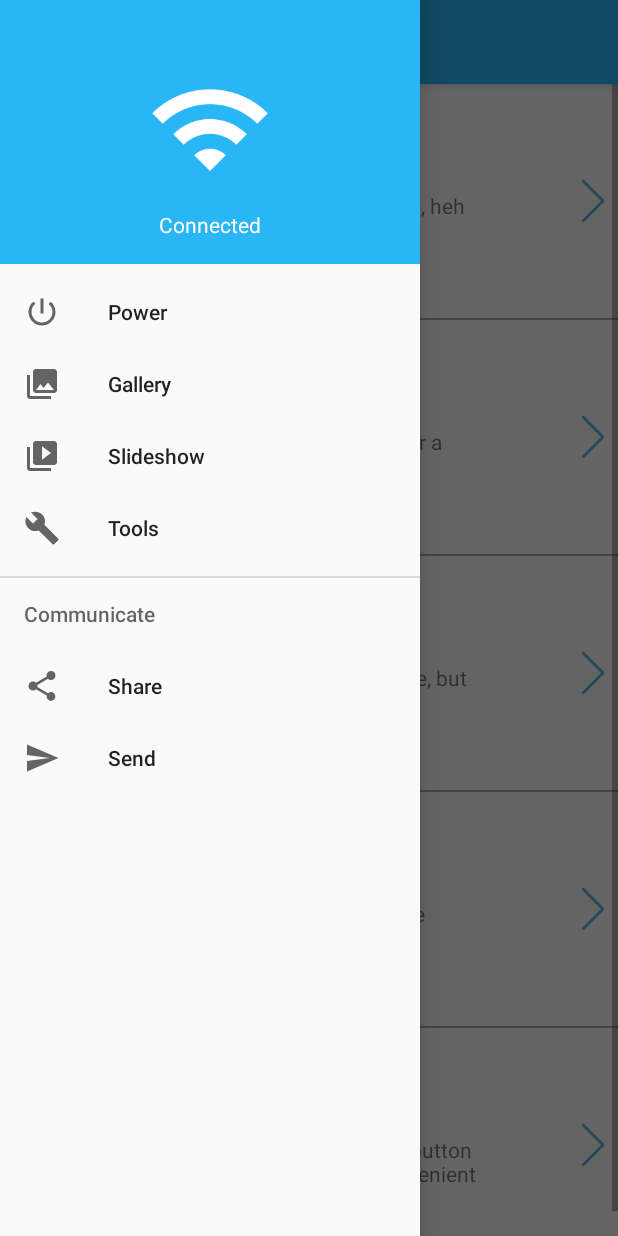
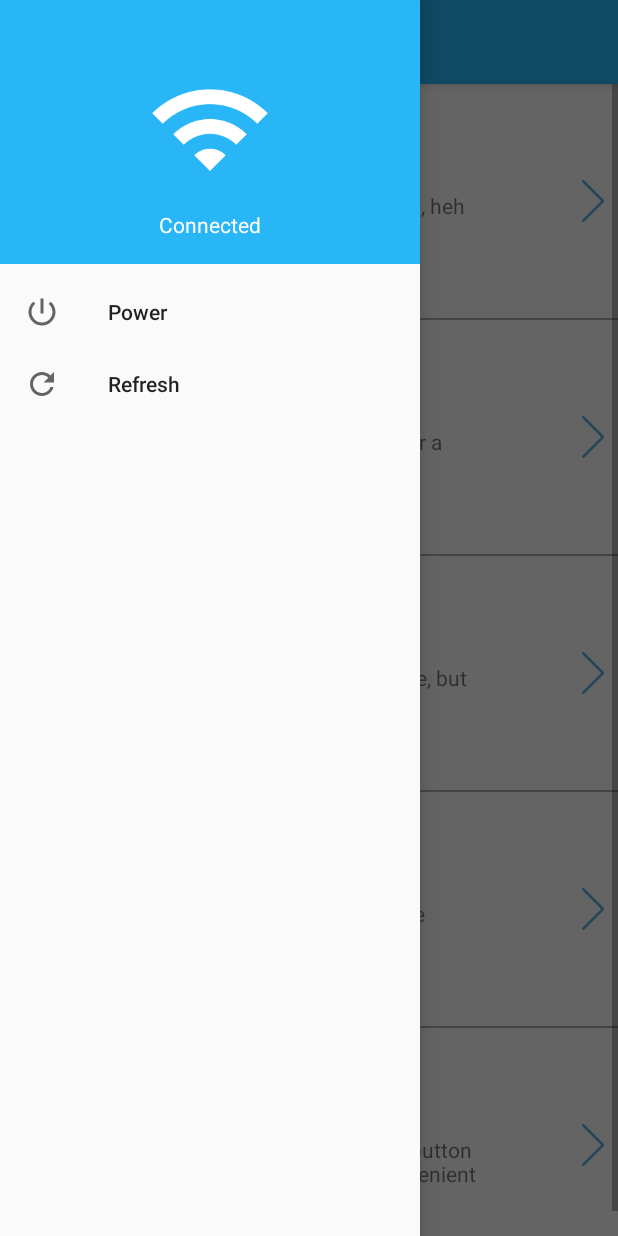
Before and after one commit to amaze37/espcoffee, an Android app: the screen it shows after launch (MainActivity), with the side drawer open, on a phone screen of 412 x 824 dp. Run offline under Robolectric (Android 15) with nearby library versions, the phone set to English and light mode, and no system bars.

Commit message:
-добавление таймера по нажатию кнопки -новые картинки -правка strings, colors, styles -перерисованы activity

```diff
--- a/app/src/main/res/drawable/background_splashscreen.xml
+++ b/app/src/main/res/drawable/background_splashscreen.xml
@@ -1,11 +1,11 @@
 <?xml version="1.0" encoding="utf-8"?>
 <layer-list xmlns:android="http://schemas.android.com/apk/res/android">
 
-    <item android:drawable="@color/splashBackgroundColor" android:gravity="fill"/>
+    <item android:drawable="@color/White" android:gravity="fill"/>
     <item>
         <bitmap
             android:gravity="center"
-            android:src="@drawable/icon_app"/>
+            android:src="@drawable/logo_dl2"/>
     </item>
 
 </layer-list>
--- a/app/src/main/res/drawable/ic_menu_gallery.xml
+++ /dev/null
@@ -1,9 +0,0 @@
-<vector xmlns:android="http://schemas.android.com/apk/res/android"
-    android:width="24dp"
-    android:height="24dp"
-    android:viewportWidth="24.0"
-    android:viewportHeight="24.0">
-    <path
-        android:fillColor="#FF000000"
-        android:pathData="M22,16V4c0,-1.1 -0.9,-2 -2,-2H8c-1.1,0 -2,0.9 -2,2v12c0,1.1 0.9,2 2,2h12c1.1,0 2,-0.9 2,-2zm-11,-4l2.03,2.71L16,11l4,5H8l3,-4zM2,6v14c0,1.1 0.9,2 2,2h14v-2H4V6H2z" />
-</vector>
--- a/app/src/main/res/drawable/ic_menu_manage.xml
+++ /dev/null
@@ -1,9 +0,0 @@
-<vector xmlns:android="http://schemas.android.com/apk/res/android"
-    android:width="24dp"
-    android:height="24dp"
-    android:viewportWidth="24.0"
-    android:viewportHeight="24.0">
-    <path
-        android:fillColor="#FF000000"
-        android:pathData="M22.7,19l-9.1,-9.1c0.9,-2.3 0.4,-5 -1.5,-6.9 -2,-2 -5,-2.4 -7.4,-1.3L9,6 6,9 1.6,4.7C0.4,7.1 0.9,10.1 2.9,12.1c1.9,1.9 4.6,2.4 6.9,1.5l9.1,9.1c0.4,0.4 1,0.4 1.4,0l2.3,-2.3c0.5,-0.4 0.5,-1.1 0.1,-1.4z" />
-</vector>
--- /dev/null
+++ b/app/src/main/res/drawable/ic_menu_refresh.xml
@@ -0,0 +1,9 @@
+<vector xmlns:android="http://schemas.android.com/apk/res/android"
+        android:width="24dp"
+        android:height="24dp"
+        android:viewportWidth="24.0"
+        android:viewportHeight="24.0">
+    <path
+        android:fillColor="#FF000000"
+        android:pathData="M17.65,6.35C16.2,4.9 14.21,4 12,4c-4.42,0 -7.99,3.58 -7.99,8s3.57,8 7.99,8c3.73,0 6.84,-2.55 7.73,-6h-2.08c-0.82,2.33 -3.04,4 -5.65,4 -3.31,0 -6,-2.69 -6,-6s2.69,-6 6,-6c1.66,0 3.14,0.69 4.22,1.78L13,11h7V4l-2.35,2.35z"/>
+</vector>
--- a/app/src/main/res/drawable/ic_menu_send.xml
+++ /dev/null
@@ -1,9 +0,0 @@
-<vector xmlns:android="http://schemas.android.com/apk/res/android"
-    android:width="24dp"
-    android:height="24dp"
-    android:viewportWidth="24.0"
-    android:viewportHeight="24.0">
-    <path
-        android:fillColor="#FF000000"
-        android:pathData="M2.01,21L23,12 2.01,3 2,10l15,2 -15,2z" />
-</vector>
--- a/app/src/main/res/drawable/ic_menu_share.xml
+++ /dev/null
@@ -1,9 +0,0 @@
-<vector xmlns:android="http://schemas.android.com/apk/res/android"
-    android:width="24dp"
-    android:height="24dp"
-    android:viewportWidth="24.0"
-    android:viewportHeight="24.0">
-    <path
-        android:fillColor="#FF000000"
-        android:pathData="M18,16.08c-0.76,0 -1.44,0.3 -1.96,0.77L8.91,12.7c0.05,-0.23 0.09,-0.46 0.09,-0.7s-0.04,-0.47 -0.09,-0.7l7.05,-4.11c0.54,0.5 1.25,0.81 2.04,0.81 1.66,0 3,-1.34 3,-3s-1.34,-3 -3,-3 -3,1.34 -3,3c0,0.24 0.04,0.47 0.09,0.7L8.04,9.81C7.5,9.31 6.79,9 6,9c-1.66,0 -3,1.34 -3,3s1.34,3 3,3c0.79,0 1.5,-0.31 2.04,-0.81l7.12,4.16c-0.05,0.21 -0.08,0.43 -0.08,0.65 0,1.61 1.31,2.92 2.92,2.92 1.61,0 2.92,-1.31 2.92,-2.92s-1.31,-2.92 -2.92,-2.92z" />
-</vector>
--- a/app/src/main/res/drawable/ic_menu_slideshow.xml
+++ /dev/null
@@ -1,9 +0,0 @@
-<vector xmlns:android="http://schemas.android.com/apk/res/android"
-    android:width="24dp"
-    android:height="24dp"
-    android:viewportWidth="24.0"
-    android:viewportHeight="24.0">
-    <path
-        android:fillColor="#FF000000"
-        android:pathData="M4,6H2v14c0,1.1 0.9,2 2,2h14v-2H4V6zm16,-4H8c-1.1,0 -2,0.9 -2,2v12c0,1.1 0.9,2 2,2h12c1.1,0 2,-0.9 2,-2V4c0,-1.1 -0.9,-2 -2,-2zm-8,12.5v-9l6,4.5 -6,4.5z" />
-</vector>
--- a/app/src/main/res/layout/nav_header_main.xml
+++ b/app/src/main/res/layout/nav_header_main.xml
@@ -39,7 +39,7 @@
             android:paddingTop="@dimen/nav_header_vertical_spacing"
             android:text="@string/nav_header_wifi_connected"
             android:textAppearance="@style/TextAppearance.AppCompat.Body1"
-            android:textColor="@color/colorText"
+            android:textColor="@color/White"
             app:layout_constraintEnd_toEndOf="parent"
             app:layout_constraintStart_toStartOf="parent"
             app:layout_constraintTop_toBottomOf="@+id/imageView" />
--- a/app/src/main/res/menu/activity_main_drawer.xml
+++ b/app/src/main/res/menu/activity_main_drawer.xml
@@ -3,36 +3,15 @@
     xmlns:tools="http://schemas.android.com/tools"
     tools:showIn="navigation_view">
 
-    <group android:checkableBehavior="single">
+    <group>
         <item
-            android:id="@+id/nav_home"
-            android:icon="@drawable/ic_power_settings"
-            android:title="@string/menu_home" />
+            android:id="@+id/nav_power"
+            android:icon="@drawable/ic_menu_power"
+            android:title="@string/menu_power" />
         <item
-            android:id="@+id/nav_gallery"
-            android:icon="@drawable/ic_menu_gallery"
-            android:title="@string/menu_gallery" />
-        <item
-            android:id="@+id/nav_slideshow"
-            android:icon="@drawable/ic_menu_slideshow"
-            android:title="@string/menu_slideshow" />
-        <item
-            android:id="@+id/nav_tools"
-            android:icon="@drawable/ic_menu_manage"
-            android:title="@string/menu_tools" />
+            android:id="@+id/nav_refresh"
+            android:icon="@drawable/ic_menu_refresh"
+            android:title="@string/menu_refresh" />
     </group>
 
-    <item android:title="Communicate">
-        <menu>
-            <item
-                android:id="@+id/nav_share"
-                android:icon="@drawable/ic_menu_share"
-                android:title="@string/menu_share" />
-            <item
-                android:id="@+id/nav_send"
-                android:icon="@drawable/ic_menu_send"
-                android:title="@string/menu_send" />
-        </menu>
-    </item>
-
 </menu>
--- a/app/src/main/res/values/colors.xml
+++ b/app/src/main/res/values/colors.xml
@@ -8,5 +8,5 @@
     <color name="nameCoffee">#000000</color>
     <color name="splashBackgroundColor">#0B294D</color>
     <color name="navigationBarColorSplash">#0B294D</color>
-    <color name="colorText">#FFFFFF</color>
+    <color name="White">#FFFFFF</color>
 </resources>
--- a/app/src/main/res/values/strings.xml
+++ b/app/src/main/res/values/strings.xml
@@ -10,26 +10,21 @@
     <string name="americano_info">just a cup of coffee</string>
     <string name="americano2x">Double americano</string>
     <string name="americano2x_info">the most popular button in the most inconvenient place</string>
-    <string name="start">Start</string>
+
     <string name="cappucino_beverage_info">One portion of espresso with an equal amount of milk with milk foam of maximum volume, 80 ml.</string>
     <string name="espresso_beverage_info">Coffee according to a true Italian recipe, served in small cups, 40 ml.</string>
     <string name="espresso2x_beverage_info">Italian espresso with 2 cups or a double portion of drink, 85ml</string>
     <string name="americano_beverage_info">Coffee according to a special recipe, brewed at a lower pressure to get a delicate aroma and taste, for coffee lovers using the drip method, ?ml.</string>
     <string name="americano2x_beverage_info">Coffee according to a special recipe, brewed at a lower pressure to get a delicate aroma and taste, for coffee lovers using the drip method, ??ml.</string>
-    <string name="beverage_label">Coffee</string>
 
-    <string name="title_activity_main2">Main2Activity</string>
     <string name="navigation_drawer_open">Open navigation drawer</string>
     <string name="navigation_drawer_close">Close navigation drawer</string>
     <string name="nav_header_wifi_connected">Connected</string>
     <string name="nav_header_wifi_no_connect">No connection</string>
-    <string name="nav_header_subtitle">android.studio@android.com</string>
-    <string name="nav_header_desc">Navigation header</string>
 
-    <string name="menu_home">Power</string>
-    <string name="menu_gallery">Gallery</string>
-    <string name="menu_slideshow">Slideshow</string>
-    <string name="menu_tools">Tools</string>
-    <string name="menu_share">Share</string>
-    <string name="menu_send">Send</string>
+    <string name="menu_power">Power</string>
+    <string name="menu_refresh">Refresh</string>
+
+    <string name="start">Start</string>
+    <string name="stop">Stop</string>
 </resources>
--- a/app/src/main/res/values/styles.xml
+++ b/app/src/main/res/values/styles.xml
@@ -14,8 +14,8 @@
     </style>
 
     <style name="AppTheme.Launcher" parent="Theme.AppCompat">
+        <item name="colorPrimaryDark">@color/colorPrimaryDark</item>
         <item name="android:windowBackground">@drawable/background_splashscreen</item>
-        <item name="android:navigationBarColor">@color/navigationBarColorSplash</item>
     </style>
 
     <style name="AppTheme.NoActionBar">
```
Also changed, not shown: app/src/main/java/com/example/espcoffee/BeverageActivity.java (+42 -8 lines), app/src/main/java/com/example/espcoffee/MainActivity.java (+9 -19 lines), app/src/main/res/drawable/ic_menu_camera.xml (deleted, +0 -12 lines), app/src/main/res/layout/activity_beverage_dispensing.xml (+16 -18 lines), app/src/main/res/drawable-nodpi/logo_dl2.png (added), app/src/main/res/drawable/ic_menu_power.xml (renamed from app/src/main/res/drawable/ic_power_settings.xml), 1 other file.
